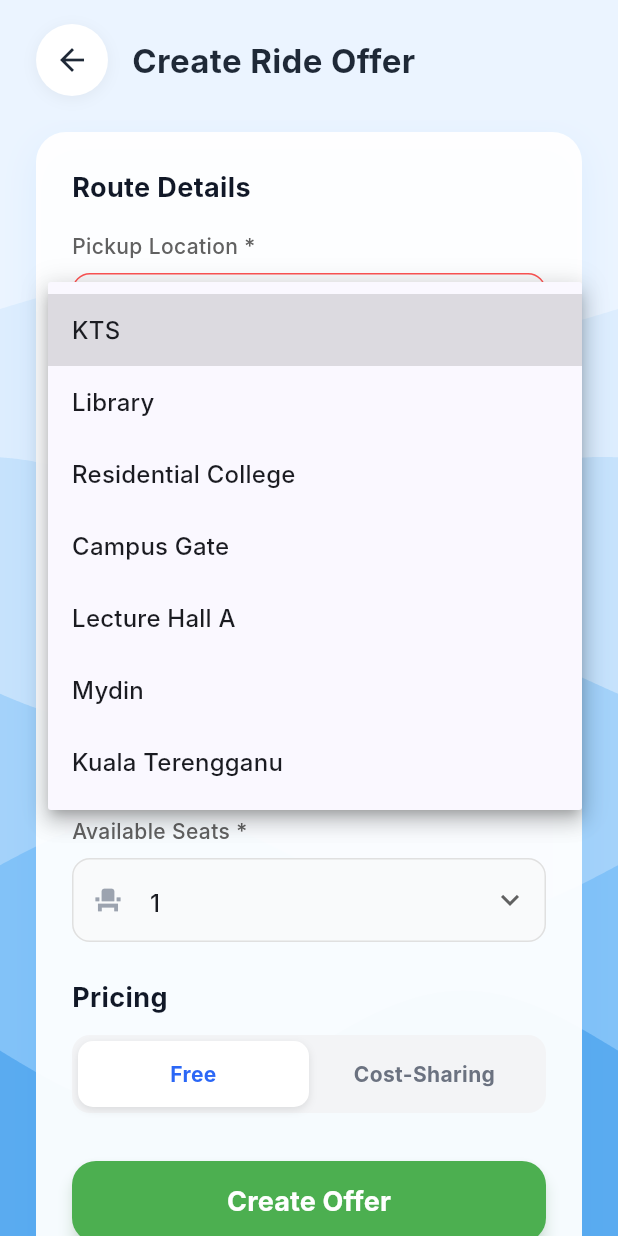
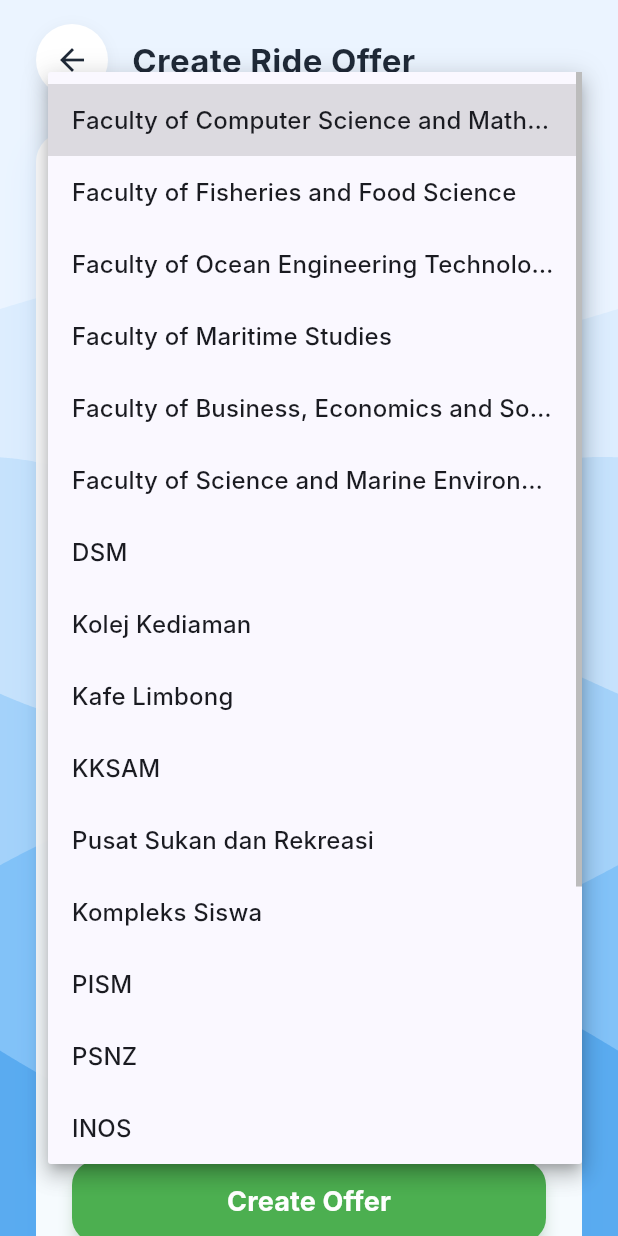
Before and after one commit to alfannm/RideShareBuddy, a Flutter app: the CreateOfferScreen screen opened directly with empty values, after a tap on "Create Offer", after a tap on "Select", on a phone screen of 412 x 824 dp. Run offline on Flutter 3.47's test engine with Material 3 defaults, Android fonts, the phone set to English and light mode, and no system bars; accounts and stored records are empty; Roboto replaces fonts that are missing (Inter).

Commit message:
Update UMT location lists and driver/requester info
Expanded and updated the UMT location options in both offer and request screens. Enhanced driver and requester info strings to include role, faculty/department, and vehicle details where available. Improved dropdown handling for long location names.

```diff
--- a/lib/screens/create_offer_screen.dart
+++ b/lib/screens/create_offer_screen.dart
@@ -1,4 +1,3 @@
-import 'dart:math' as math;
 import 'package:flutter/material.dart';
 import 'package:flutter/services.dart';
 import '../models/ride.dart';
@@ -27,16 +26,34 @@ class _CreateOfferScreenState extends State<CreateOfferScreen> {
   String pickup = '';
   String destination = '';
   String time = '';
-  int seats = 1; // Default value for dropdown
+  int seats = 1;
   bool isFree = true;
   String costAmount = '';
 
+  // Updated UMT Locations List
   final List<String> locationOptions = [
-    'KTS', 'Library', 'Residential College', 'Campus Gate',
-    'Lecture Hall A', 'Mydin', 'Kuala Terengganu',
+    'Faculty of Computer Science and Mathematics',
+    'Faculty of Fisheries and Food Science',
+    'Faculty of Ocean Engineering Technology',
+    'Faculty of Maritime Studies',
+    'Faculty of Business, Economics and Social Development',
+    'Faculty of Science and Marine Environment',
+    'DSM',
+    'Kolej Kediaman',
+    'Kafe Limbong',
+    'KKSAM',
+    'Pusat Sukan dan Rekreasi',
+    'Kompleks Siswa',
+    'PISM',
+    'PSNZ',
+    'INOS',
+    'AKUATROP',
+    'PPAL',
+    'UMTCC',
+    'Makmal Berpusat',
+    'Kompleks Kuliah Berpusat',
   ];
 
-  // Generate list of strings '1' to '9'
   final List<String> seatOptions = List.generate(9, (index) => (index + 1).toString());
 
   String? validateRequired(String? value, String fieldName) {
@@ -54,14 +71,22 @@ class _CreateOfferScreenState extends State<CreateOfferScreen> {
       }
       _formKey.currentState!.save();
 
+      String driverDetails = widget.userProfile != null
+          ? '${widget.userProfile!.role} • ${widget.userProfile!.faculty ?? widget.userProfile!.department ?? "UMT"}'
+          : 'Anonymous';
+
+      if (widget.userProfile?.vehicleDetails != null) {
+        driverDetails += '\nVehicle: ${widget.userProfile!.vehicleDetails!.model} (${widget.userProfile!.vehicleDetails!.plateNumber})';
+      }
+
       final offer = RideOffer(
         pickup: pickup,
         destination: destination,
         time: time,
         seats: seats,
         driverName: widget.userProfile?.name ?? 'Anonymous',
-        driverInfo: widget.userProfile?.getContactInfo() ?? 'No contact info',
-        costSharing: isFree ? 'Free' : 'RM$costAmount',
+        driverInfo: driverDetails,
+        costSharing: isFree ? 'Free' : 'RM $costAmount',
       );
 
       widget.onSubmit(offer);
@@ -88,7 +113,7 @@ class _CreateOfferScreenState extends State<CreateOfferScreen> {
           SafeArea(
             child: Column(
               children: [
-                // --- STICKY HEADER (Updated with Circle) ---
+                // --- STICKY HEADER ---
                 Padding(
                   padding: const EdgeInsets.symmetric(horizontal: 24, vertical: 16),
                   child: Row(
@@ -108,12 +133,14 @@ class _CreateOfferScreenState extends State<CreateOfferScreen> {
                         ),
                       ),
                       const SizedBox(width: 16),
-                      const Text(
-                        'Create Ride Offer',
-                        style: TextStyle(
-                          fontSize: 22,
-                          fontWeight: FontWeight.bold,
-                          color: Color(0xFF1F2937),
+                      const Expanded(
+                        child: Text(
+                          'Create Ride Offer',
+                          style: TextStyle(
+                            fontSize: 22,
+                            fontWeight: FontWeight.bold,
+                            color: Color(0xFF1F2937),
+                          ),
                         ),
                       ),
                     ],
@@ -183,7 +210,6 @@ class _CreateOfferScreenState extends State<CreateOfferScreen> {
                             ),
                             const SizedBox(height: 16),
 
-                            // Dropdown for Seats
                             _buildDropdownField(
                               label: 'Available Seats',
                               value: seats.toString(),
@@ -339,6 +365,7 @@ class _CreateOfferScreenState extends State<CreateOfferScreen> {
           items: items.map((l) => DropdownMenuItem(value: l, child: Text(l, overflow: TextOverflow.ellipsis))).toList(),
           onChanged: onChanged,
           validator: validator,
+          isExpanded: true, // Important for long text
         ),
       ],
     );
--- a/lib/screens/create_request_screen.dart
+++ b/lib/screens/create_request_screen.dart
@@ -30,9 +30,28 @@ class _CreateRequestScreenState extends State<CreateRequestScreen> {
   int riders = 1; // Default value
   String notes = '';
 
+  // Updated UMT Locations List
   final List<String> locationOptions = [
-    'KTS', 'Library', 'Residential College', 'Campus Gate',
-    'Lecture Hall A', 'Mydin', 'Kuala Terengganu',
+    'Faculty of Computer Science and Mathematics',
+    'Faculty of Fisheries and Food Science',
+    'Faculty of Ocean Engineering Technology',
+    'Faculty of Maritime Studies',
+    'Faculty of Business, Economics and Social Development',
+    'Faculty of Science and Marine Environment',
+    'DSM',
+    'Kolej Kediaman',
+    'Kafe Limbong',
+    'KKSAM',
+    'Pusat Sukan dan Rekreasi',
+    'Kompleks Siswa',
+    'PISM',
+    'PSNZ',
+    'INOS',
+    'AKUATROP',
+    'PPAL',
+    'UMTCC',
+    'Makmal Berpusat',
+    'Kompleks Kuliah Berpusat',
   ];
 
   // Generate list '1' to '9'
@@ -53,13 +72,18 @@ class _CreateRequestScreenState extends State<CreateRequestScreen> {
       }
       _formKey.currentState!.save();
 
+      // Construct rich requester info string
+      String requesterDetails = widget.userProfile != null
+          ? '${widget.userProfile!.role} • ${widget.userProfile!.faculty ?? widget.userProfile!.department ?? "UMT"}'
+          : 'Anonymous';
+
       final request = RideRequest(
         pickup: pickup,
         destination: destination,
         time: time,
         riders: riders,
         requesterName: widget.userProfile?.name ?? 'Anonymous',
-        requesterInfo: widget.userProfile?.getContactInfo() ?? 'No contact info',
+        requesterInfo: requesterDetails,
         notes: notes.isEmpty ? null : notes,
       );
 
@@ -87,7 +111,7 @@ class _CreateRequestScreenState extends State<CreateRequestScreen> {
           SafeArea(
             child: Column(
               children: [
-                // --- STICKY HEADER (Updated with Circle) ---
+                // --- STICKY HEADER ---
                 Padding(
                   padding: const EdgeInsets.symmetric(horizontal: 24, vertical: 16),
                   child: Row(
@@ -321,6 +345,7 @@ class _CreateRequestScreenState extends State<CreateRequestScreen> {
           items: items.map((l) => DropdownMenuItem(value: l, child: Text(l, overflow: TextOverflow.ellipsis))).toList(),
           onChanged: onChanged,
           validator: validator,
+          isExpanded: true, // Handles long text
         ),
       ],
     );
```
